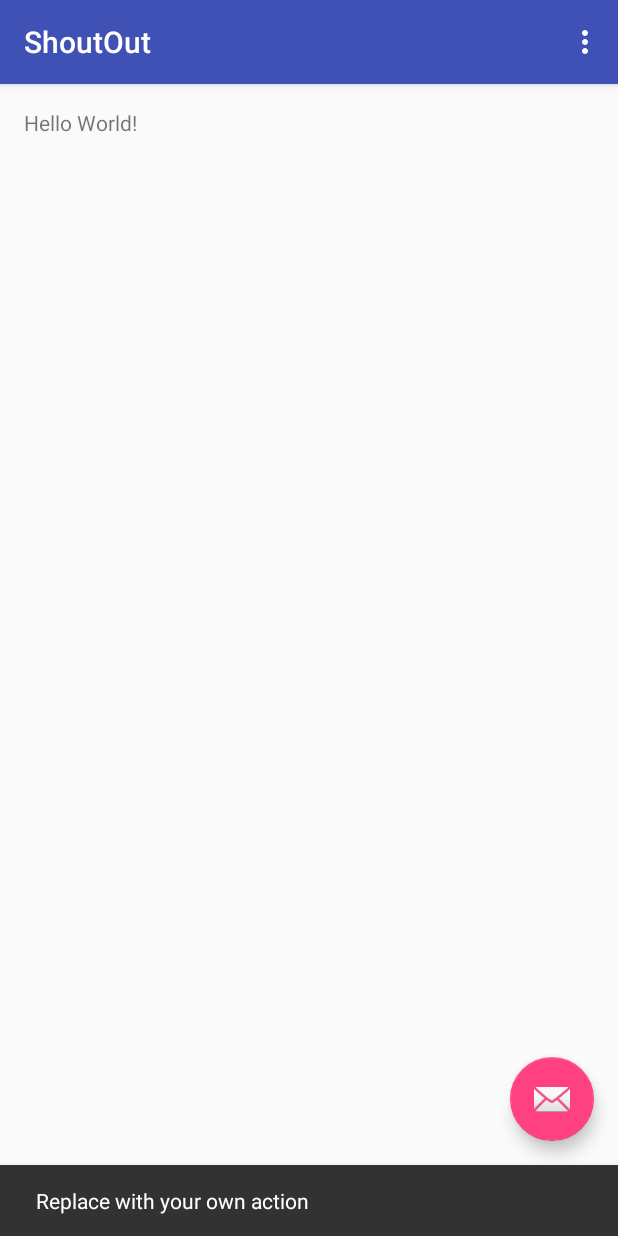
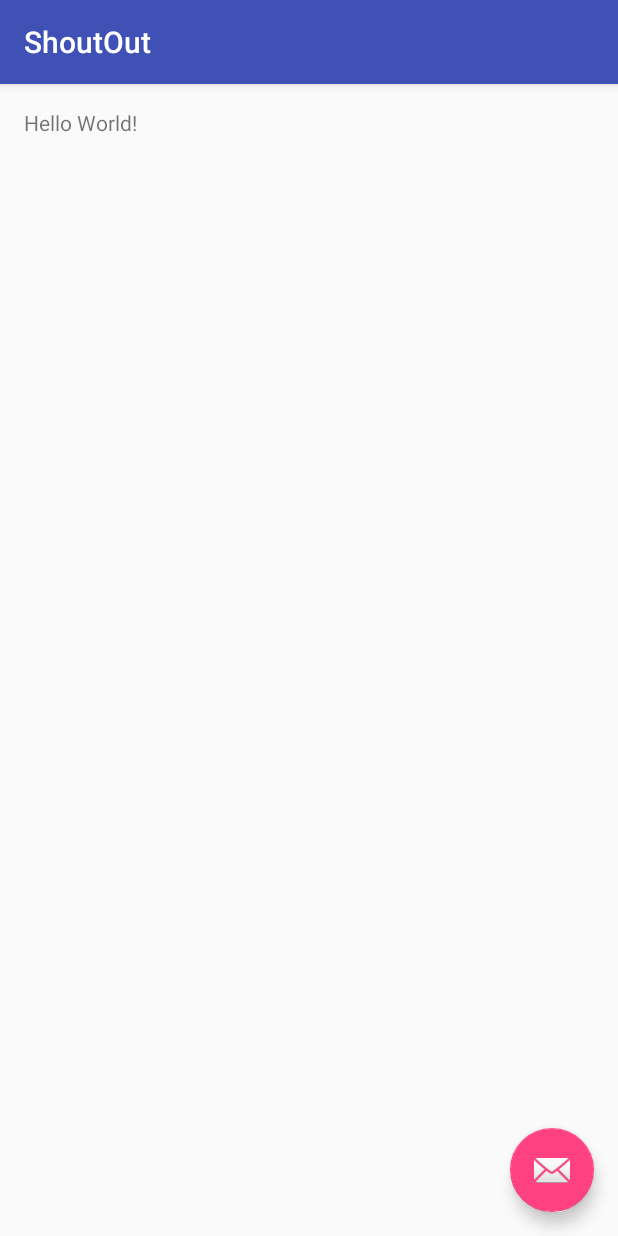
Before and after one commit to nisrulz/ShoutOut, an Android app: the screen it shows after launch (MainActivity), after a tap on an icon or button, on a phone screen of 412 x 824 dp. Run offline under Robolectric (Android 15) with nearby library versions, the phone set to English and light mode, and no system bars; 4 statements that could not run were skipped.

Commit message:
[*] code cleanup and refactored

```diff
--- a/sample/src/main/java/github/nisrulz/projectshoutout/MainActivity.java
+++ b/sample/src/main/java/github/nisrulz/projectshoutout/MainActivity.java
@@ -18,16 +18,14 @@ package github.nisrulz.projectshoutout;
 
 import android.os.Bundle;
 import android.support.design.widget.FloatingActionButton;
-import android.support.design.widget.Snackbar;
 import android.support.v7.app.AppCompatActivity;
 import android.support.v7.widget.Toolbar;
-import android.view.Menu;
-import android.view.MenuItem;
 import android.view.View;
-
 import github.nisrulz.shoutout.ShoutOut;
 
 public class MainActivity extends AppCompatActivity {
+
+  private ShoutOut shoutOut;
 
   @Override
   protected void onCreate(Bundle savedInstanceState) {
@@ -36,44 +34,22 @@ public class MainActivity extends AppCompatActivity {
     Toolbar toolbar = (Toolbar) findViewById(R.id.toolbar);
     setSupportActionBar(toolbar);
 
-        // Init the ShoutOut Lib
-        ShoutOut.init(getClass().getSimpleName(), true);
+    shoutOut = ShoutOut.withTag(">> ShoutOut", true);
 
     FloatingActionButton fab = (FloatingActionButton) findViewById(R.id.fab);
     fab.setOnClickListener(new View.OnClickListener() {
       @Override
       public void onClick(View view) {
-                Snackbar.make(view, "Replace with your own action", Snackbar.LENGTH_LONG)
-                        .setAction("Action", null).show();
+        // Debug Logs
+        shoutOut.log("This is Debug information here in LOGCAT");
+        // Error Logs
+        shoutOut.withCause(new RuntimeException("Hello! I am Runtime exception"));
 
-                // Debug Logs
-                ShoutOut.log("This is Debug information here in LOGCAT");
-                // Error Logs
-                ShoutOut.log("This is Error information here in LOGCAT",
-                        new RuntimeException("Hello! I am Runtime exception"));
+        // Chained for message with exception stacktrace
+        shoutOut.log(
+            "This is Debug information here that is chained for adding a message to exception stacktrace in LOGCAT")
+            .withCause(new RuntimeException("Hello! I am Runtime exception"));
       }
     });
   }
-
-    @Override
-    public boolean onCreateOptionsMenu(Menu menu) {
-        // Inflate the menu; this adds items to the action bar if it is present.
-        getMenuInflater().inflate(R.menu.menu_main, menu);
-        return true;
 }
-
-    @Override
-    public boolean onOptionsItemSelected(MenuItem item) {
-        // Handle action bar item clicks here. The action bar will
-        // automatically handle clicks on the Home/Up button, so long
-        // as you specify a parent activity in AndroidManifest.xml.
-        int id = item.getItemId();
-
-        //noinspection SimplifiableIfStatement
-        if (id == R.id.action_settings) {
-            return true;
-        }
-
-        return super.onOptionsItemSelected(item);
-    }
-}
--- a/sample/src/main/res/menu/menu_main.xml
+++ /dev/null
@@ -1,26 +0,0 @@
-<!--
-  ~ Copyright (C) 2016 Nishant Srivastava
-  ~
-  ~ Licensed under the Apache License, Version 2.0 (the "License");
-  ~ you may not use this file except in compliance with the License.
-  ~ You may obtain a copy of the License at
-  ~
-  ~    http://www.apache.org/licenses/LICENSE-2.0
-  ~
-  ~ Unless required by applicable law or agreed to in writing, software
-  ~ distributed under the License is distributed on an "AS IS" BASIS,
-  ~ WITHOUT WARRANTIES OR CONDITIONS OF ANY KIND, either express or implied.
-  ~ See the License for the specific language governing permissions and
-  ~ limitations under the License.
-  -->
-
-<menu xmlns:android="http://schemas.android.com/apk/res/android"
-      xmlns:app="http://schemas.android.com/apk/res-auto"
-      xmlns:tools="http://schemas.android.com/tools"
-      tools:context="github.nisrulz.projectshoutout.MainActivity">
-    <item
-        android:id="@+id/action_settings"
-        android:orderInCategory="100"
-        android:title="@string/action_settings"
-        app:showAsAction="never"/>
-</menu>
--- a/sample/src/main/res/values/strings.xml
+++ b/sample/src/main/res/values/strings.xml
@@ -16,5 +16,4 @@
 
 <resources>
     <string name="app_name">ShoutOut</string>
-    <string name="action_settings">Settings</string>
 </resources>
--- a/shoutout/src/main/AndroidManifest.xml
+++ b/shoutout/src/main/AndroidManifest.xml
@@ -16,6 +16,6 @@
 
 <manifest package="github.nisrulz.shoutout">
 
-    <application></application>
+    <application/>
 
 </manifest>
--- a/shoutout/src/main/java/github/nisrulz/shoutout/ShoutOut.java
+++ b/shoutout/src/main/java/github/nisrulz/shoutout/ShoutOut.java
@@ -19,42 +19,36 @@ package github.nisrulz.shoutout;
 import android.util.Log;
 
 public class ShoutOut {
-    private static boolean DEBUGGABLE = false;
-    private static String LOGTAG = "ShoutOut";
+  private final String TAG;
+  private final int priority;
+  private static boolean debug;
 
-    private static String sideLimiterLeft = "-------------------------------------- ShoutOut : ";
-    private static String sideLimiterRight = "--------------------------------------\n\n\n";
-    private static String label = "DEBUG Log ";
+  private ShoutOut(String TAG, int priority) {
+    this.TAG = TAG;
+    this.priority = priority;
+  }
 
-    public static void init(String newLOGTAG, boolean debuggable) {
-        LOGTAG = newLOGTAG;
-        DEBUGGABLE = debuggable;
+  public static ShoutOut withTag(boolean debuggable, String tag) {
+    debug = debuggable;
+    return new ShoutOut(tag, Log.DEBUG);
+  }
+
+  public static ShoutOut withTagAndPriority(boolean debuggable, String tag, int priority) {
+    debug = debuggable;
+    return new ShoutOut(tag, priority);
+  }
+
+  public ShoutOut log(String message) {
+    if (debug) {
+      Log.println(priority, TAG, message);
     }
 
-    public static void log(String logdata) {
-        if (DEBUGGABLE) {
-            label = "Debug Log ";
-            Log.d(LOGTAG, sideLimiterLeft + label + sideLimiterRight);
-            Log.d(LOGTAG, logdata);
-        }
+    return this;
+  }
+
+  public void withCause(Exception cause) {
+    if (debug) {
+      Log.println(priority, TAG, Log.getStackTraceString(cause));
     }
-
-    public static void log(String logdata, Throwable ex) {
-        if (DEBUGGABLE) {
-            label = "Error Log ";
-            Log.e(LOGTAG, sideLimiterLeft + label + sideLimiterRight);
-
-            Log.e(LOGTAG, logdata);
-
-            label = "StackTrace START ";
-            Log.e(LOGTAG, sideLimiterLeft + label + sideLimiterRight);
-
-            ex.printStackTrace();
-
-            label = "StackTrace END ";
-            Log.e(LOGTAG, sideLimiterLeft + label + sideLimiterRight);
-        }
-
-    }
-
+  }
 }
```
Lines whose indentation alone changed are shown as unchanged.
